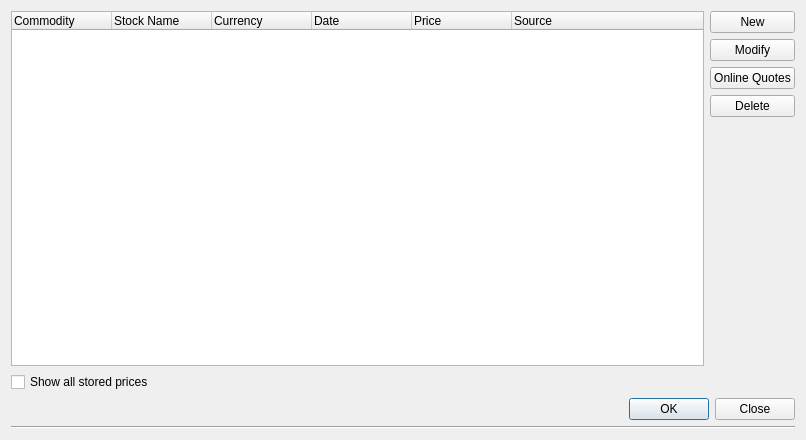
Qt form kmymoney/dialogs/kmymoneypricedlg.ui (KDE/kmymoney) before a commit.
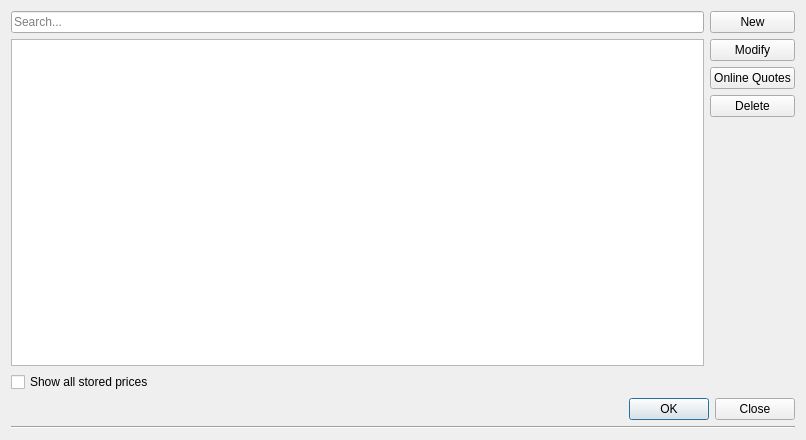
The same form after that commit. Custom widgets are drawn as their Qt base class.

Commit message:
Port price dialog to use model code
FIXED-IN: 5.2

The edit to the form file:
```diff
--- a/kmymoney/dialogs/kmymoneypricedlg.ui
+++ b/kmymoney/dialogs/kmymoneypricedlg.ui
@@ -21,15 +21,19 @@
        <item>
         <layout class="QVBoxLayout" name="m_listLayout">
          <item>
-          <widget class="QTreeWidget" name="m_priceList">
-           <property name="sizePolicy">
-            <sizepolicy hsizetype="Expanding" vsizetype="Expanding">
-             <horstretch>1</horstretch>
-             <verstretch>1</verstretch>
-            </sizepolicy>
+          <widget class="KLineEdit" name="m_searchWidget">
+           <property name="placeholderText">
+            <string comment="Placeholder text for search bar">Search...</string>
            </property>
-           <property name="whatsThis">
-            <string>Remove this price item from the file</string>
+           <property name="showClearButton" stdset="0">
+            <bool>true</bool>
+           </property>
+          </widget>
+         </item>
+         <item>
+          <widget class="QTreeView" name="m_priceList">
+           <property name="showDropIndicator" stdset="0">
+            <bool>false</bool>
            </property>
            <property name="selectionMode">
             <enum>QAbstractItemView::ExtendedSelection</enum>
@@ -40,36 +44,6 @@
            <property name="allColumnsShowFocus">
             <bool>true</bool>
            </property>
-           <column>
-            <property name="text">
-             <string>Commodity</string>
-            </property>
-           </column>
-           <column>
-            <property name="text">
-             <string>Stock Name</string>
-            </property>
-           </column>
-           <column>
-            <property name="text">
-             <string>Currency</string>
-            </property>
-           </column>
-           <column>
-            <property name="text">
-             <string>Date</string>
-            </property>
-           </column>
-           <column>
-            <property name="text">
-             <string>Price</string>
-            </property>
-           </column>
-           <column>
-            <property name="text">
-             <string comment="Price source">Source</string>
-            </property>
-           </column>
           </widget>
          </item>
          <item>
@@ -168,6 +142,13 @@
   </layout>
  </widget>
  <layoutdefault spacing="6" margin="11"/>
+ <customwidgets>
+  <customwidget>
+   <class>KLineEdit</class>
+   <extends>QLineEdit</extends>
+   <header>klineedit.h</header>
+  </customwidget>
+ </customwidgets>
  <tabstops>
   <tabstop>m_newButton</tabstop>
   <tabstop>m_editButton</tabstop>
```
The commit also changes 4 other files.
